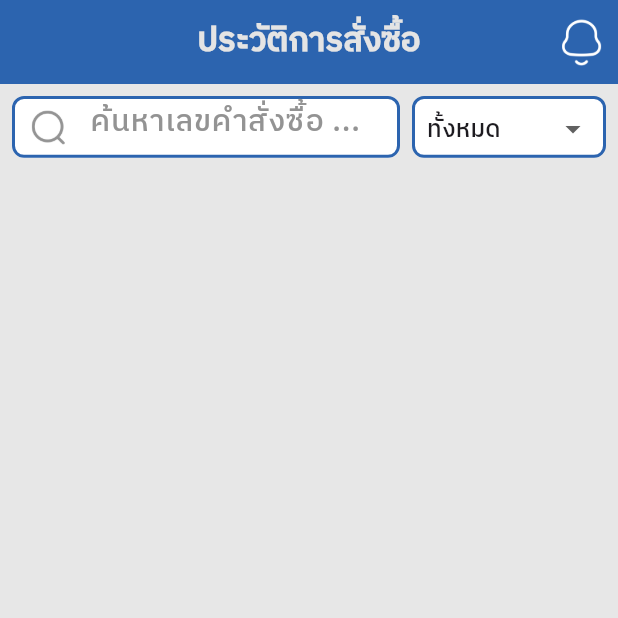
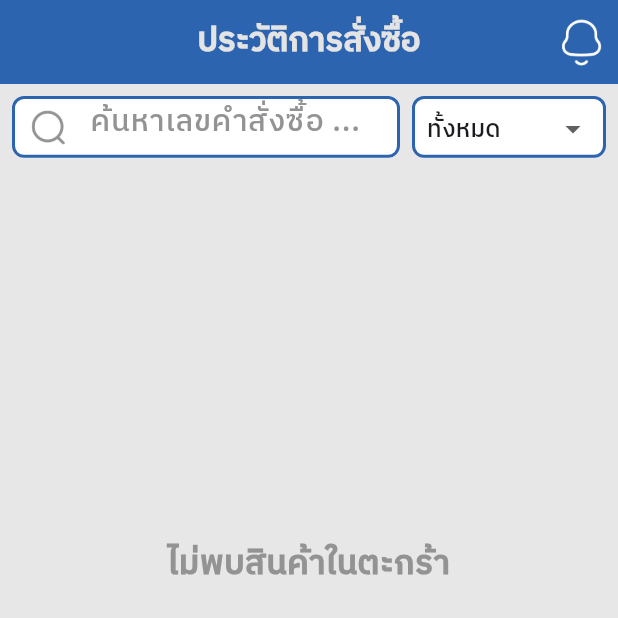
Before and after one commit to Maxza254411/t_and_c_mobile, a Flutter app: the History screen opened directly, after a tap on "ทั้งหมด", on a phone screen of 412 x 824 dp, the top half of it. Run offline on Flutter 3.47's test engine with Material 3 defaults, Android fonts, the phone set to English and light mode, and no system bars; our stand-ins replace carousel_slider, flutter_datetime_picker_plus, image_picker, screenshot, shared_preferences; missing offline and left inert: flutter_line_sdk, image_gallery_saver_plus; accounts and stored records are empty; network calls fail.

```diff
--- a/lib/order/history.dart
+++ b/lib/order/history.dart
@@ -310,8 +310,23 @@ class _HistoryState extends State<History> {
                   ),
                 ),
 
+                filteredOrders.isEmpty
+                    ? Column(
+
+                      children: [
+                        SizedBox(height: size.height*0.3,),
+                        Text(
+                          "ไม่พบสินค้าในตะกร้า",
+                          style: TextStyle(
+                            color: kbgM,
+                            fontSize: 22,
+                            fontWeight: FontWeight.bold,
+                          ),
+                        ),
+                      ],
+                    )
                     // 📋 แสดงรายการ Order
-                Column(
+                    : Column(
                         children: List.generate(
                           filteredOrders.length,
                           (index) => Padding(
@@ -352,11 +367,12 @@ class _HistoryState extends State<History> {
                                                     ),
                                                   ),
                                                   TextSpan(
-                                              text:
-                                                  filteredOrders[index].qo_code,
+                                                    text: filteredOrders[index]
+                                                        .qo_code,
                                                     style: const TextStyle(
                                                       color: kButtonColor,
-                                                fontWeight: FontWeight.bold,
+                                                      fontWeight:
+                                                          FontWeight.bold,
                                                     ),
                                                   ),
                                                 ],
@@ -366,18 +382,19 @@ class _HistoryState extends State<History> {
                                               padding: const EdgeInsets.all(12),
                                               decoration: BoxDecoration(
                                                 color:
-                                              filteredOrders[index].status ==
+                                                    filteredOrders[index]
+                                                            .status ==
                                                         "doc_to_peak"
                                                     ? Colors.amber
                                                     : kbgM,
-                                          borderRadius: BorderRadius.circular(
-                                            12,
-                                          ),
+                                                borderRadius:
+                                                    BorderRadius.circular(12),
                                               ),
                                               height: size.height * 0.05,
                                               child: Center(
                                                 child: Text(
-                                            filteredOrders[index].status_name ??
+                                                  filteredOrders[index]
+                                                          .status_name ??
                                                       "",
                                                   style: const TextStyle(
                                                     fontWeight: FontWeight.bold,
@@ -408,19 +425,26 @@ class _HistoryState extends State<History> {
                                           ],
                                         ),
                                       ),
-                                filteredOrders[index].payment_method == "credit"
+                                      filteredOrders[index].payment_method ==
+                                              "credit"
                                           ? Padding(
-                                        padding: const EdgeInsets.all(8.0),
+                                              padding: const EdgeInsets.all(
+                                                8.0,
+                                              ),
                                               child: Row(
                                                 mainAxisAlignment:
-                                              MainAxisAlignment.spaceBetween,
+                                                    MainAxisAlignment
+                                                        .spaceBetween,
                                                 children: [
-                                            const Text("วันที่ครบกำหนดชำระ"),
+                                                  const Text(
+                                                    "วันที่ครบกำหนดชำระ",
+                                                  ),
                                                   Text(
                                                     "${filteredOrders[index].qo_date}",
                                                     style: const TextStyle(
                                                       fontSize: 16,
-                                                fontWeight: FontWeight.bold,
+                                                      fontWeight:
+                                                          FontWeight.bold,
                                                       color: kButtonColor,
                                                     ),
                                                   ),
```
Also changed, not shown: lib/homePage.dart (+16 -14 lines), lib/widget/buildRadioOption.dart (+9 -6 lines). Lines whose indentation alone changed are shown as unchanged.
